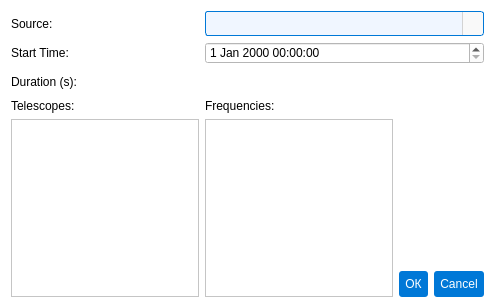
Qt form pastrocore/gui_pyside/dialog_editor_scan.ui (Torward1024/pAstroCORE) before a commit.
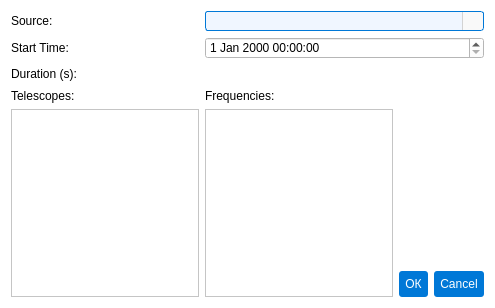
The same form after that commit. Icons and pictures are not drawn.

Diff of the .ui file:
```diff
--- a/pastrocore/gui_pyside/dialog_editor_scan.ui
+++ b/pastrocore/gui_pyside/dialog_editor_scan.ui
@@ -86,7 +86,7 @@
      <property name="styleSheet">
       <string notr="true">QComboBox {
     font-family: Arial;
-    font-size: 12pt;
+    font-size: 9pt;
     color: #333333;
     padding: 1px;
     border-radius: 3px;
@@ -185,14 +185,25 @@
     </widget>
    </item>
    <item row="1" column="1" colspan="3">
-    <widget class="QDateTimeEdit" name="startTimeEdit"/>
+    <widget class="QDateTimeEdit" name="startTimeEdit">
+     <property name="minimumDateTime">
+      <datetime>
+       <hour>0</hour>
+       <minute>0</minute>
+       <second>0</second>
+       <year>2000</year>
+       <month>1</month>
+       <day>1</day>
+      </datetime>
+     </property>
+    </widget>
    </item>
    <item row="2" column="1" colspan="3">
     <widget class="QLineEdit" name="durationEdit">
      <property name="styleSheet">
       <string notr="true">QLineEdit {
     font-family: Arial;
-    font-size: 12pt;
+    font-size: 9pt;
     color: #333333;
     padding: 1px;
     border-radius: 3px;
```
Left out of the diff: 32 changed lines with no effect on the pictures.
